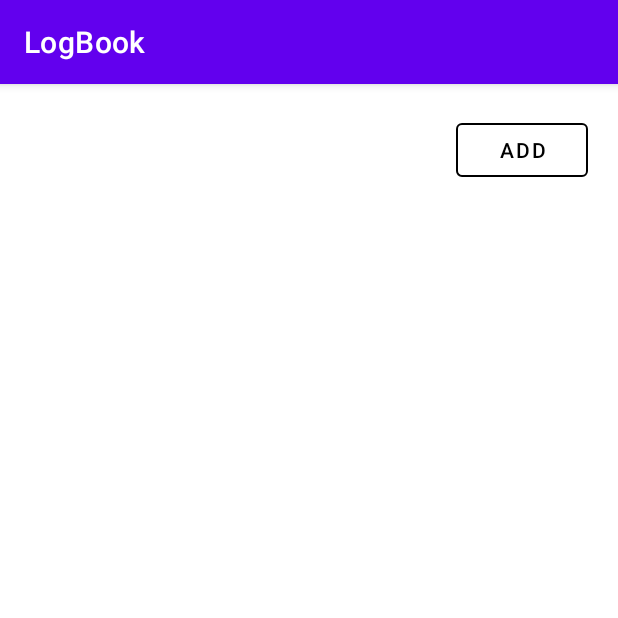
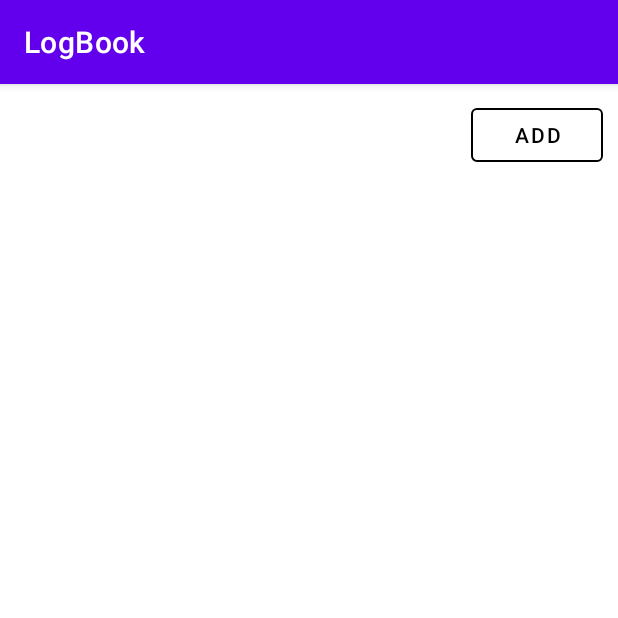
Before and after one commit to Farhan5897/LogBook, an Android app: the screen it shows after launch (MainActivity), on a phone screen of 412 x 824 dp, the top half of it. Run offline under Robolectric (Android 15) with nearby library versions, the phone set to English and light mode, and no system bars.

Commit message:
ui updated added onclick listener on button

```diff
--- a/app/src/main/java/com/simatrix/logbook/MainActivity.kt
+++ b/app/src/main/java/com/simatrix/logbook/MainActivity.kt
@@ -2,10 +2,17 @@ package com.simatrix.logbook
 
 import androidx.appcompat.app.AppCompatActivity
 import android.os.Bundle
+import android.widget.Button
+import android.widget.Toast
 
 class MainActivity : AppCompatActivity() {
+    lateinit var add: Button
     override fun onCreate(savedInstanceState: Bundle?) {
         super.onCreate(savedInstanceState)
         setContentView(R.layout.activity_main)
+        add = findViewById(R.id.add_button)
+        add.setOnClickListener {
+            Toast.makeText(this, "moga", Toast.LENGTH_SHORT).show()
+        }
     }
 }
--- a/app/src/main/res/layout/activity_main.xml
+++ b/app/src/main/res/layout/activity_main.xml
@@ -1,39 +1,37 @@
 <?xml version="1.0" encoding="utf-8"?>
-<androidx.constraintlayout.widget.ConstraintLayout xmlns:android="http://schemas.android.com/apk/res/android"
+<androidx.appcompat.widget.LinearLayoutCompat xmlns:android="http://schemas.android.com/apk/res/android"
     xmlns:app="http://schemas.android.com/apk/res-auto"
     xmlns:tools="http://schemas.android.com/tools"
     android:layout_width="match_parent"
     android:layout_height="match_parent"
     tools:context=".MainActivity">
 
+    <androidx.appcompat.widget.LinearLayoutCompat
+        android:gravity="end"
+        android:layout_width="match_parent"
+        android:layout_height="wrap_content">
         <com.google.android.material.button.MaterialButton
             android:id="@+id/add_button"
             style="@style/Widget.MaterialComponents.Button.OutlinedButton"
             android:layout_width="wrap_content"
             android:layout_height="wrap_content"
-        android:layout_margin="20dp"
+            android:layout_margin="10dp"
             android:text="ADD"
             android:textColor="@color/black"
-        app:layout_constraintEnd_toEndOf="parent"
-        app:layout_constraintTop_toTopOf="parent"
-        app:strokeColor="@color/black"
+            app:strokeColor="@color/black" />
+    </androidx.appcompat.widget.LinearLayoutCompat>
+    <androidx.appcompat.widget.LinearLayoutCompat
+        android:layout_weight="1"
+        android:layout_width="match_parent"
+        android:layout_height="0dp">
+        <ScrollView
+            android:layout_width="match_parent"
+            android:layout_height="match_parent">
+            <androidx.recyclerview.widget.RecyclerView
+                android:layout_width="wrap_content"
+                android:layout_height="wrap_content"/>
+        </ScrollView>
+    </androidx.appcompat.widget.LinearLayoutCompat>
 
 
-        />
-
-    <ScrollView
-        android:layout_width="match_parent"
-        android:layout_height="wrap_content"
-        app:layout_constraintBottom_toBottomOf="parent"
-        app:layout_constraintEnd_toEndOf="parent"
-        app:layout_constraintStart_toStartOf="parent"
-        app:layout_constraintTop_toBottomOf="add_button"
-        tools:layout_editor_absoluteX="1dp"
-        tools:layout_editor_absoluteY="1dp">
-
-
-        <androidx.recyclerview.widget.RecyclerView
-            android:layout_width="match_parent"
-            android:layout_height="wrap_content" />
-    </ScrollView>
-</androidx.constraintlayout.widget.ConstraintLayout>
+</androidx.appcompat.widget.LinearLayoutCompat>
```
Lines whose indentation alone changed are shown as unchanged.
